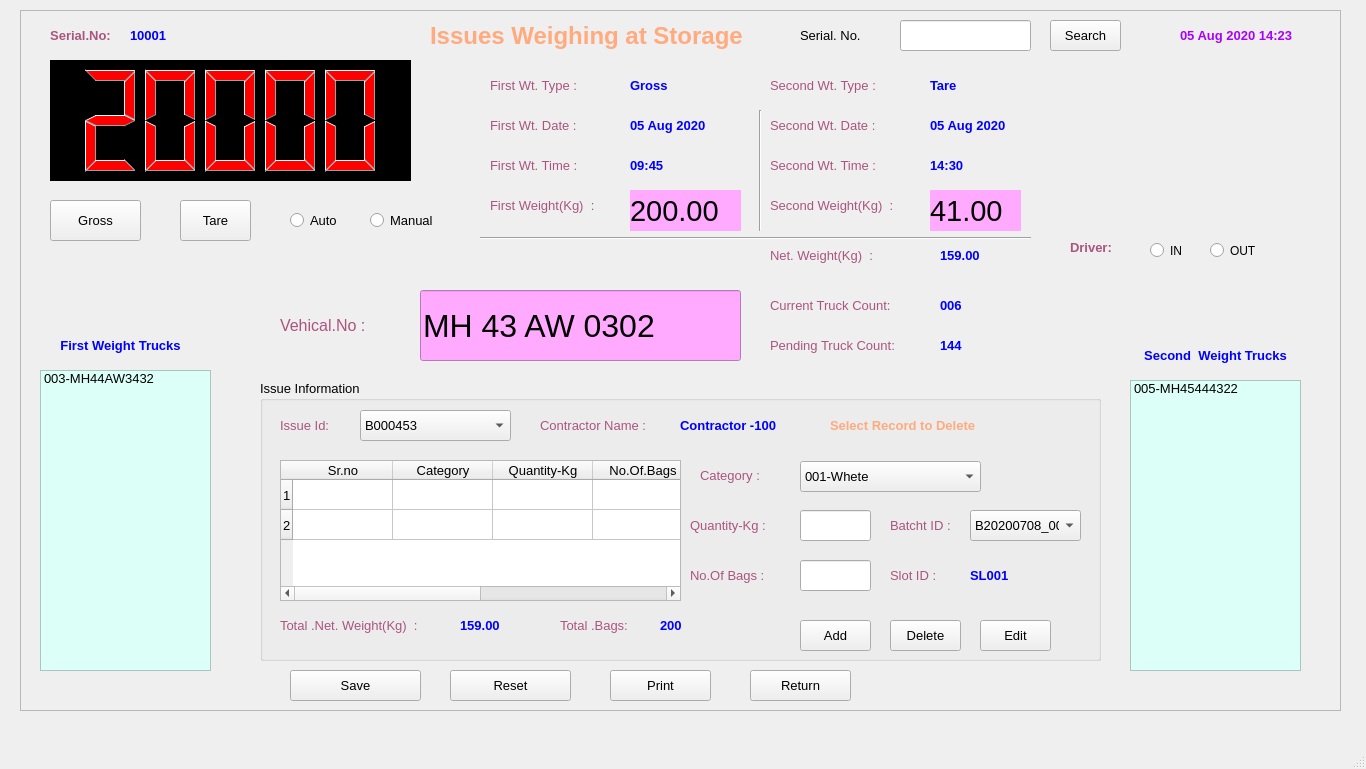
Before: the Qt Designer form FCI/ui/fci_03_weighing_storage_issues.ui in sanjaymanegit/testRepo, drawn with Qt 5.
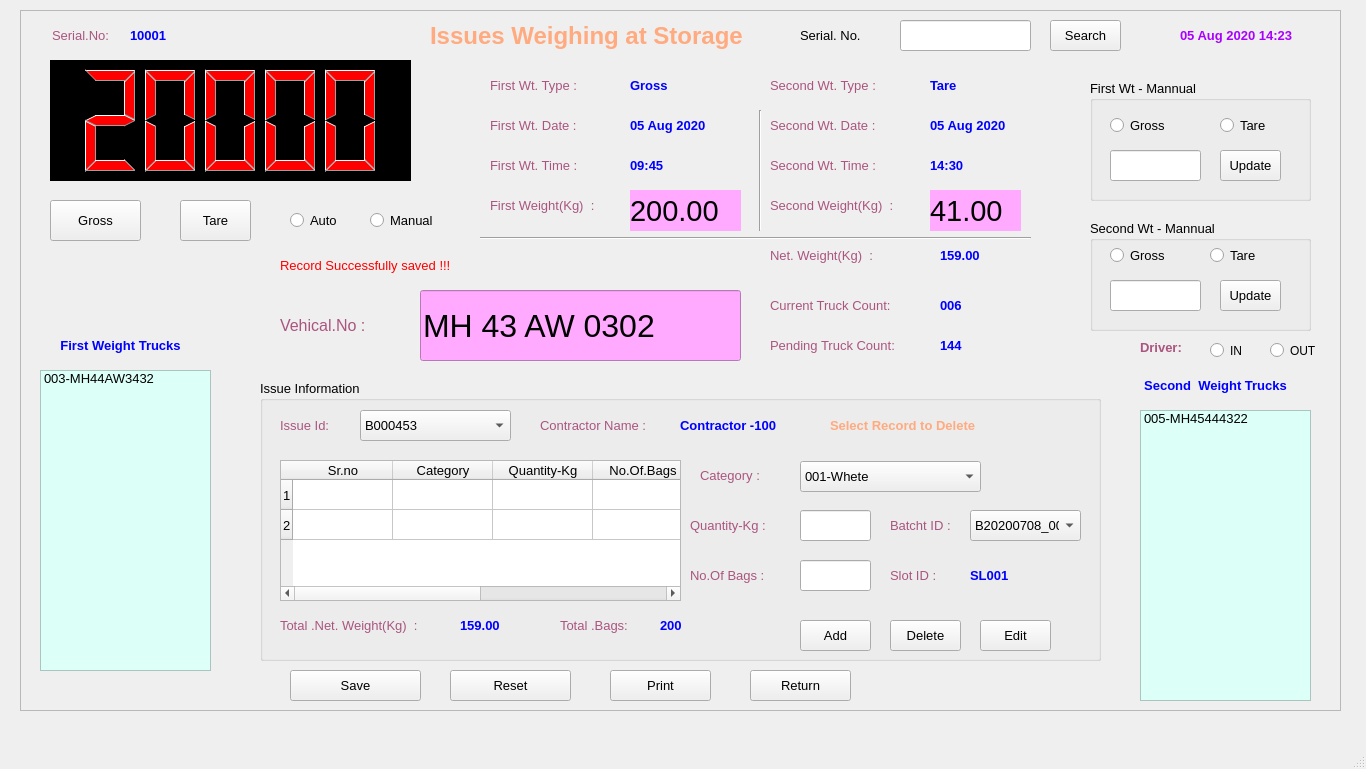
After: the same form once the commit is applied.

```diff
--- a/FCI/ui/fci_03_weighing_storage_issues.ui
+++ b/FCI/ui/fci_03_weighing_storage_issues.ui
@@ -140,8 +140,8 @@
       <font>
        <family>MS Shell Dlg 2</family>
        <pointsize>10</pointsize>
-       <weight>75</weight>
-       <bold>true</bold>
+       <weight>50</weight>
+       <bold>false</bold>
        <underline>false</underline>
       </font>
      </property>
@@ -252,8 +252,8 @@
     <widget class="QListWidget" name="listWidget_2">
      <property name="geometry">
       <rect>
-       <x>1110</x>
-       <y>370</y>
+       <x>1120</x>
+       <y>400</y>
        <width>171</width>
        <height>291</height>
       </rect>
@@ -473,7 +473,7 @@
      <property name="geometry">
       <rect>
        <x>1110</x>
-       <y>330</y>
+       <y>360</y>
        <width>171</width>
        <height>31</height>
       </rect>
@@ -1255,8 +1255,8 @@
     <widget class="QLabel" name="label_51">
      <property name="geometry">
       <rect>
-       <x>1050</x>
-       <y>230</y>
+       <x>1120</x>
+       <y>330</y>
        <width>61</width>
        <height>31</height>
       </rect>
@@ -1283,8 +1283,8 @@
     <widget class="QRadioButton" name="radioButton_3">
      <property name="geometry">
       <rect>
-       <x>1130</x>
-       <y>230</y>
+       <x>1190</x>
+       <y>330</y>
        <width>41</width>
        <height>21</height>
       </rect>
@@ -1299,8 +1299,8 @@
     <widget class="QRadioButton" name="radioButton_4">
      <property name="geometry">
       <rect>
-       <x>1190</x>
-       <y>230</y>
+       <x>1250</x>
+       <y>330</y>
        <width>51</width>
        <height>21</height>
       </rect>
@@ -1991,6 +1991,224 @@
       <set>Qt::AlignLeading|Qt::AlignLeft|Qt::AlignVCenter</set>
      </property>
     </widget>
+    <widget class="QGroupBox" name="groupBox_2">
+     <property name="geometry">
+      <rect>
+       <x>1070</x>
+       <y>70</y>
+       <width>221</width>
+       <height>121</height>
+      </rect>
+     </property>
+     <property name="font">
+      <font>
+       <pointsize>10</pointsize>
+      </font>
+     </property>
+     <property name="title">
+      <string>First Wt - Mannual</string>
+     </property>
+     <widget class="QRadioButton" name="radioButton_5">
+      <property name="geometry">
+       <rect>
+        <x>20</x>
+        <y>30</y>
+        <width>81</width>
+        <height>31</height>
+       </rect>
+      </property>
+      <property name="font">
+       <font>
+        <pointsize>10</pointsize>
+       </font>
+      </property>
+      <property name="text">
+       <string>Gross</string>
+      </property>
+      <property name="checked">
+       <bool>false</bool>
+      </property>
+     </widget>
+     <widget class="QRadioButton" name="radioButton_6">
+      <property name="geometry">
+       <rect>
+        <x>130</x>
+        <y>30</y>
+        <width>71</width>
+        <height>31</height>
+       </rect>
+      </property>
+      <property name="font">
+       <font>
+        <pointsize>10</pointsize>
+       </font>
+      </property>
+      <property name="text">
+       <string>Tare</string>
+      </property>
+      <property name="checked">
+       <bool>false</bool>
+      </property>
+     </widget>
+     <widget class="QPushButton" name="pushButton_14">
+      <property name="geometry">
+       <rect>
+        <x>130</x>
+        <y>70</y>
+        <width>61</width>
+        <height>31</height>
+       </rect>
+      </property>
+      <property name="font">
+       <font>
+        <family>MS Shell Dlg 2</family>
+        <pointsize>10</pointsize>
+       </font>
+      </property>
+      <property name="text">
+       <string>Update</string>
+      </property>
+     </widget>
+     <widget class="QLineEdit" name="lineEdit_8">
+      <property name="geometry">
+       <rect>
+        <x>20</x>
+        <y>70</y>
+        <width>91</width>
+        <height>31</height>
+       </rect>
+      </property>
+      <property name="font">
+       <font>
+        <family>MS Shell Dlg 2</family>
+        <pointsize>10</pointsize>
+       </font>
+      </property>
+     </widget>
+    </widget>
+    <widget class="QGroupBox" name="groupBox_3">
+     <property name="geometry">
+      <rect>
+       <x>1070</x>
+       <y>210</y>
+       <width>221</width>
+       <height>111</height>
+      </rect>
+     </property>
+     <property name="font">
+      <font>
+       <pointsize>10</pointsize>
+      </font>
+     </property>
+     <property name="title">
+      <string>Second Wt - Mannual</string>
+     </property>
+     <widget class="QRadioButton" name="radioButton_7">
+      <property name="geometry">
+       <rect>
+        <x>20</x>
+        <y>20</y>
+        <width>81</width>
+        <height>31</height>
+       </rect>
+      </property>
+      <property name="font">
+       <font>
+        <pointsize>10</pointsize>
+       </font>
+      </property>
+      <property name="text">
+       <string>Gross</string>
+      </property>
+      <property name="checked">
+       <bool>false</bool>
+      </property>
+     </widget>
+     <widget class="QRadioButton" name="radioButton_8">
+      <property name="geometry">
+       <rect>
+        <x>120</x>
+        <y>20</y>
+        <width>71</width>
+        <height>31</height>
+       </rect>
+      </property>
+      <property name="font">
+       <font>
+        <pointsize>10</pointsize>
+       </font>
+      </property>
+      <property name="text">
+       <string>Tare</string>
+      </property>
+      <property name="checked">
+       <bool>false</bool>
+      </property>
+     </widget>
+     <widget class="QLineEdit" name="lineEdit_9">
+      <property name="geometry">
+       <rect>
+        <x>20</x>
+        <y>60</y>
+        <width>91</width>
+        <height>31</height>
+       </rect>
+      </property>
+      <property name="font">
+       <font>
+        <family>MS Shell Dlg 2</family>
+        <pointsize>10</pointsize>
+       </font>
+      </property>
+     </widget>
+     <widget class="QPushButton" name="pushButton_15">
+      <property name="geometry">
+       <rect>
+        <x>130</x>
+        <y>60</y>
+        <width>61</width>
+        <height>31</height>
+       </rect>
+      </property>
+      <property name="font">
+       <font>
+        <family>MS Shell Dlg 2</family>
+        <pointsize>10</pointsize>
+       </font>
+      </property>
+      <property name="text">
+       <string>Update</string>
+      </property>
+     </widget>
+    </widget>
+    <widget class="QLabel" name="label_59">
+     <property name="geometry">
+      <rect>
+       <x>260</x>
+       <y>240</y>
+       <width>431</width>
+       <height>31</height>
+      </rect>
+     </property>
+     <property name="font">
+      <font>
+       <family>MS Shell Dlg 2</family>
+       <pointsize>10</pointsize>
+       <weight>50</weight>
+       <bold>false</bold>
+       <underline>false</underline>
+      </font>
+     </property>
+     <property name="styleSheet">
+      <string notr="true">color: rgb(255, 0, 0);</string>
+     </property>
+     <property name="text">
+      <string>Record Successfully saved !!!</string>
+     </property>
+     <property name="alignment">
+      <set>Qt::AlignLeading|Qt::AlignLeft|Qt::AlignVCenter</set>
+     </property>
+    </widget>
    </widget>
   </widget>
   <widget class="QMenuBar" name="menubar">
```
